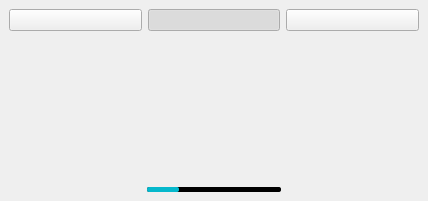
Before: the Qt Designer form forms/ui/menufooter.ui in demlabs-cellframe/dap-ui-sdk, drawn with Qt 5.
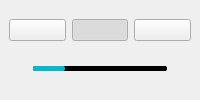
After: the same form once the commit is applied. Custom widgets are drawn as their Qt base class.

```diff
--- a/forms/ui/menufooter.ui
+++ b/forms/ui/menufooter.ui
@@ -2,14 +2,6 @@
 <ui version="4.0">
  <class>MenuFooter</class>
  <widget class="QWidget" name="MenuFooter">
-  <property name="geometry">
-   <rect>
-    <x>0</x>
-    <y>0</y>
-    <width>428</width>
-    <height>201</height>
-   </rect>
-  </property>
   <property name="windowTitle">
    <string>Form</string>
   </property>
@@ -35,6 +27,9 @@
       <string>footer backgroundcolor</string>
      </property>
      <layout class="QVBoxLayout" name="verticalLayout_2">
+      <property name="topMargin">
+       <number>0</number>
+      </property>
       <item>
        <layout class="QHBoxLayout" name="horizontalLayout">
         <item>
@@ -72,19 +67,6 @@
         </item>
        </layout>
       </item>
-      <item>
-       <spacer name="verticalSpacer">
-        <property name="orientation">
-         <enum>Qt::Vertical</enum>
-        </property>
-        <property name="sizeHint" stdset="0">
-         <size>
-          <width>20</width>
-          <height>40</height>
-         </size>
-        </property>
-       </spacer>
-      </item>
       <item>
        <layout class="QHBoxLayout" name="horizontalLayout_2">
         <item>
```
